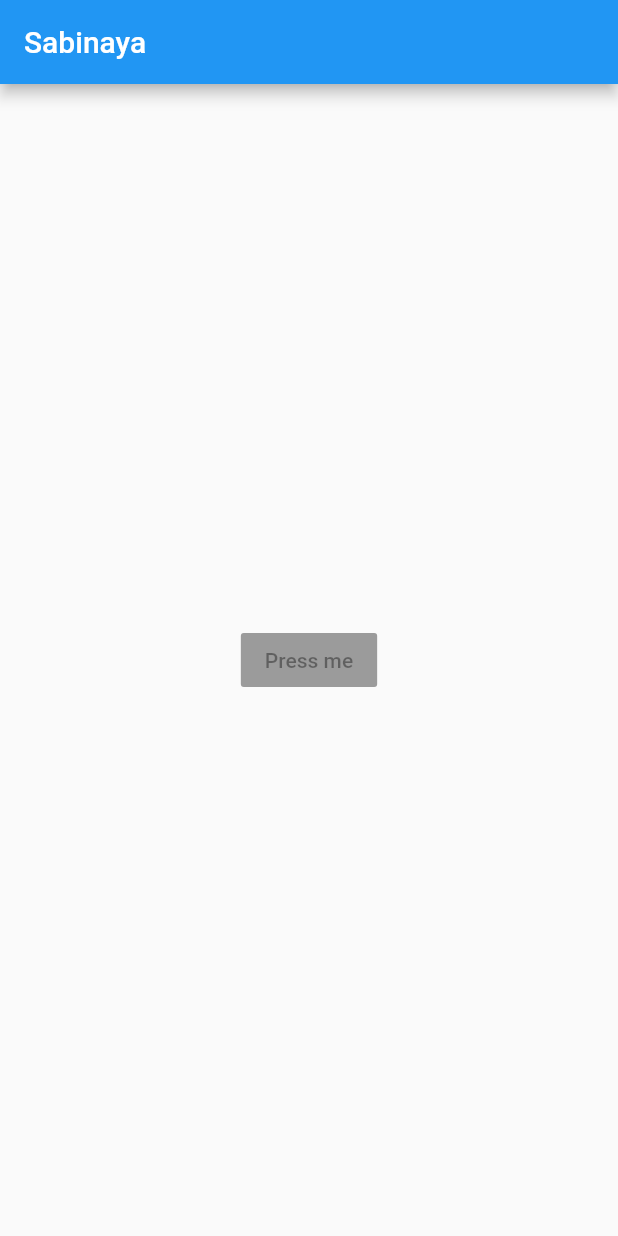
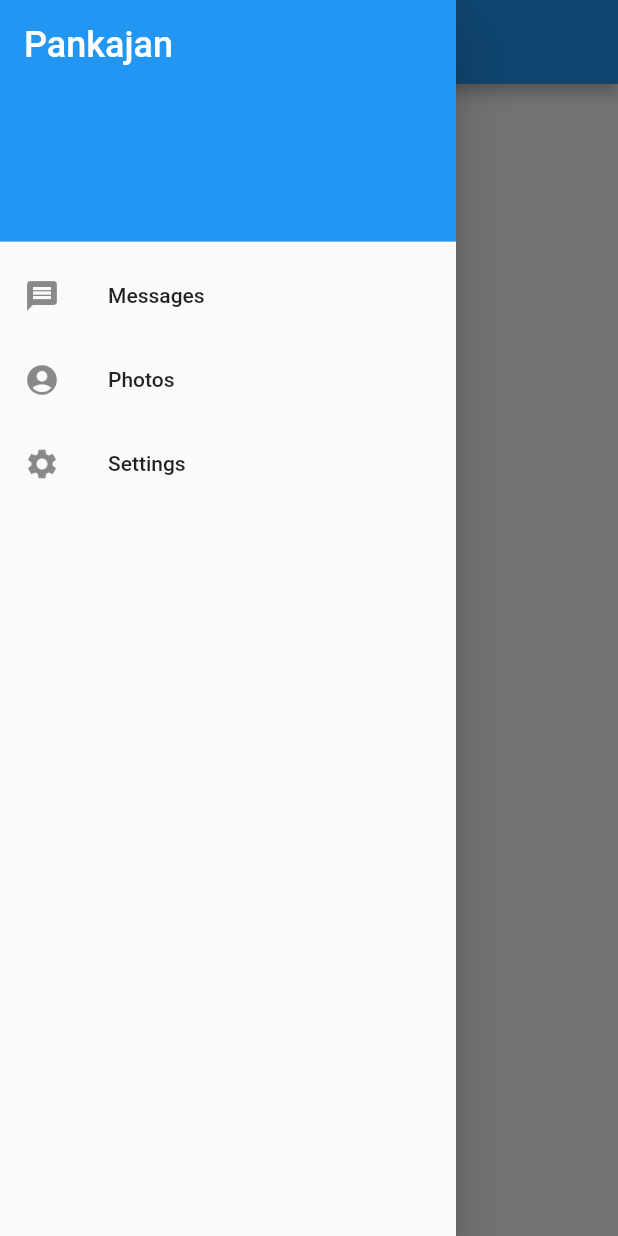
Before and after one commit to pankajan05/flutter, a Flutter app: the screen it shows after launch, with the side drawer open (before the commit the screen has no drawer), on a phone screen of 412 x 824 dp. Run offline on Flutter 3.47's test engine with Material 2 defaults, Android fonts, the phone set to English and light mode, and no system bars.

Commit message:
add drawer to the app

```diff
--- a/sabi/lib/main.dart
+++ b/sabi/lib/main.dart
@@ -1,23 +1,56 @@
 import 'package:flutter/material.dart';
 
-void main() {
-  return runApp(SabiApp());
-}
+void main() => runApp(SabiApp());
 
-class SabiApp extends StatelessWidget{
+
+class SabiApp extends StatelessWidget {
   @override
   Widget build(BuildContext context) {
-    // TODO: implement build
     return MaterialApp(
-      home:  Scaffold(appBar: AppBar(
-
-        title: Text("Sabinaya",),),
-        body: Center(child: RaisedButton(
+        home: Scaffold(
+      appBar: AppBar(
+        title: Text(
+          "Sabinaya",
+        ),
+      ),
+      drawer: Drawer(
+        child: ListView(
+          padding: EdgeInsets.zero,
+          children: const <Widget>[
+            DrawerHeader(
+              decoration: BoxDecoration(
+                color: Colors.blue,
+              ),
+              child: Text(
+                'Pankajan',
+                style: TextStyle(
+                  color: Colors.white,
+                  fontSize: 24,
+                ),
+              ),
+            ),
+            ListTile(
+              leading: Icon(Icons.message),
+              title: Text('Messages'),
+            ),
+            ListTile(
+              leading: Icon(Icons.account_circle),
+              title: Text('Photos'),
+            ),
+            ListTile(
+              leading: Icon(Icons.settings),
+              title: Text('Settings'),
+            ),
+          ],
+        ),
+      ),
+      body: Center(
+        child: RaisedButton(
           onPressed: null,
           child: Text("Press me"),
         ),
-      ),)
-    );
+      ),
+
+    ));
   }
-
 }
--- a/sabi/pubspec.yaml
+++ b/sabi/pubspec.yaml
@@ -41,9 +41,8 @@ flutter:
   uses-material-design: true
 
   # To add assets to your application, add an assets section, like this:
-  # assets:
-  #  - images/a_dot_burr.jpeg
-  #  - images/a_dot_ham.jpeg
+  assets:
+   - android/assets/kj.jpg
 
   # An image asset can refer to one or more resolution-specific "variants", see
   # https://flutter.dev/assets-and-images/#resolution-aware.
```
Also changed, not shown: 1 other file.
